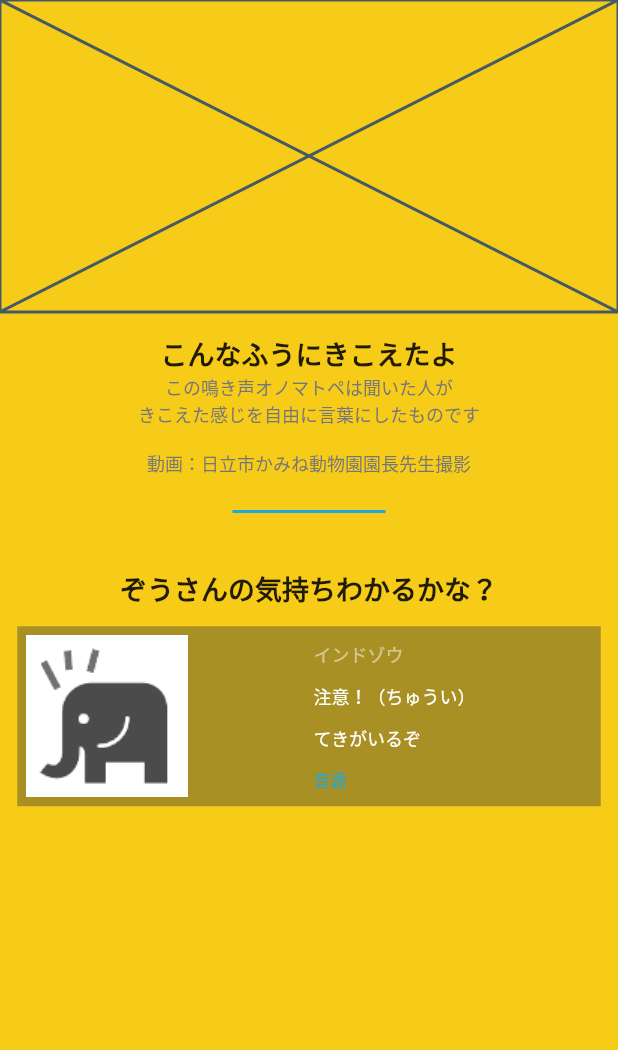
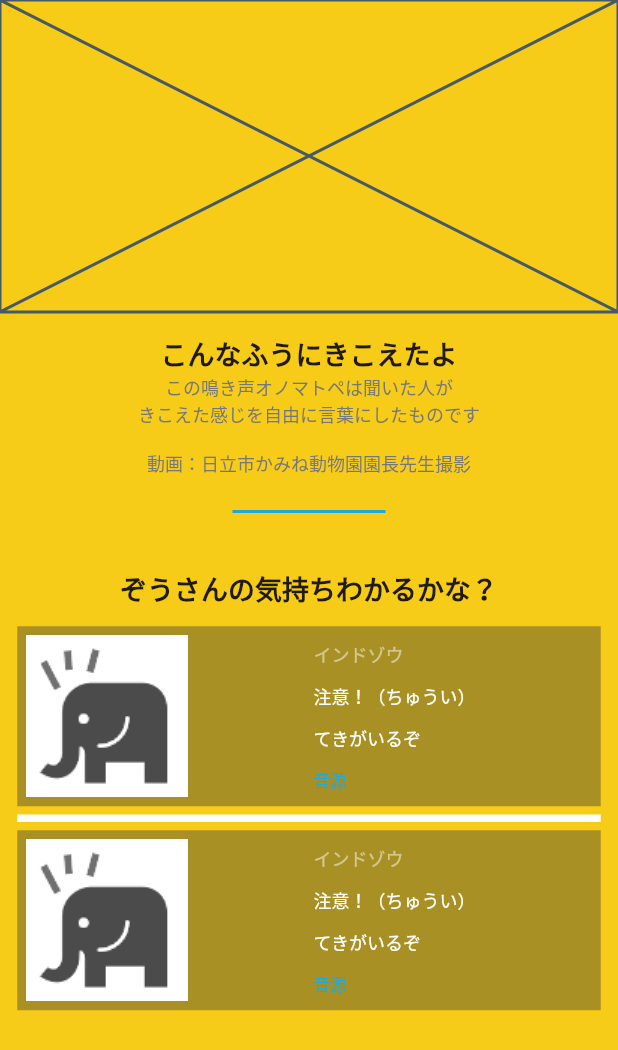
Before and after one commit to ProjectMCR/mcr, a Flutter app: the screen it shows after launch, on a phone screen of 412 x 824 dp. Shown: the top 1050 px of the screen. Run offline on Flutter 3.47's test engine with Material 2 defaults, Android fonts, the phone set to English and light mode, and no system bars.

Commit message:
AnimalSoundを定義

```diff
--- a/lib/pages/animal_page.dart
+++ b/lib/pages/animal_page.dart
@@ -10,7 +10,8 @@ class AnimalPage extends StatelessWidget {
     return SafeArea(
       child: Scaffold(
         backgroundColor: AnimalOnomatopoeiaColor.yellow,
-        body: Column(
+        body: SingleChildScrollView(
+          child: Column(
             children: [
               const SizedBox(
                 height: 208,
@@ -58,11 +59,13 @@ class AnimalPage extends StatelessWidget {
                   fontWeight: FontWeight.w600,
                 ),
               ),
-            ListView(
+              ListView.separated(
+                physics: const ClampingScrollPhysics(),
                 shrinkWrap: true,
                 padding: const EdgeInsets.all(11.5),
-              children: [
-                _AnimalSoundTile(
+                itemCount: 2,
+                itemBuilder: (context, index) {
+                  return _AnimalSoundTile(
                     image: Image.asset(
                       'assets/images/elephant/indian_elephant_attention.png',
                       height: 108,
@@ -74,10 +77,15 @@ class AnimalPage extends StatelessWidget {
                     onPressed: () {
                       // TODO(shimizu-saffle): SoundPageへ画面遷移
                     },
+                  );
+                },
+                separatorBuilder: (context, index) => const Divider(
+                  color: Colors.white,
+                  thickness: 5,
+                ),
               ),
             ],
           ),
-          ],
         ),
       ),
     );
@@ -163,3 +171,12 @@ class _AnimalSoundTile extends StatelessWidget {
     );
   }
 }
+
+final data = [
+  {
+    'name': 'インドゾウ',
+  },
+  {},
+  {},
+  {},
+];
```
Also changed, not shown: lib/models/sound.dart (added, +34 -0 lines). Lines whose indentation alone changed are shown as unchanged.
